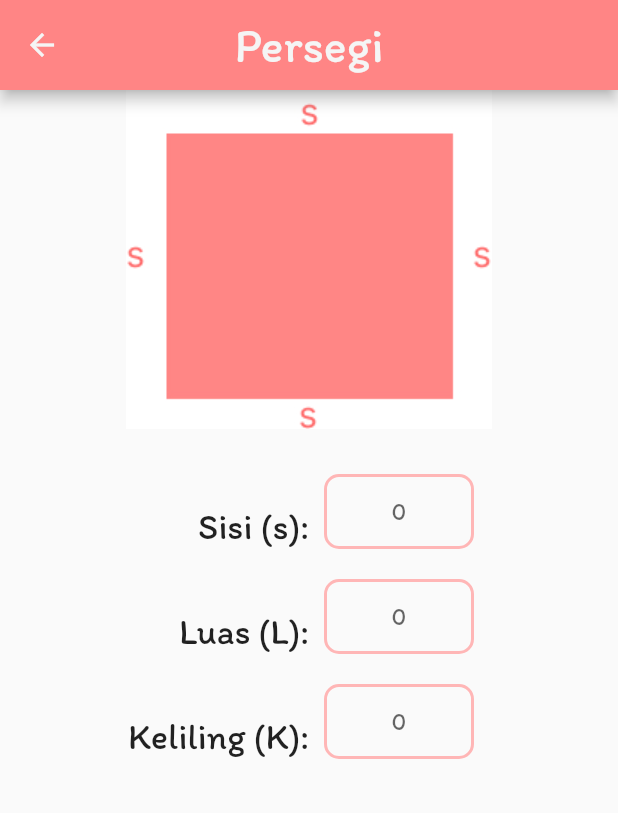
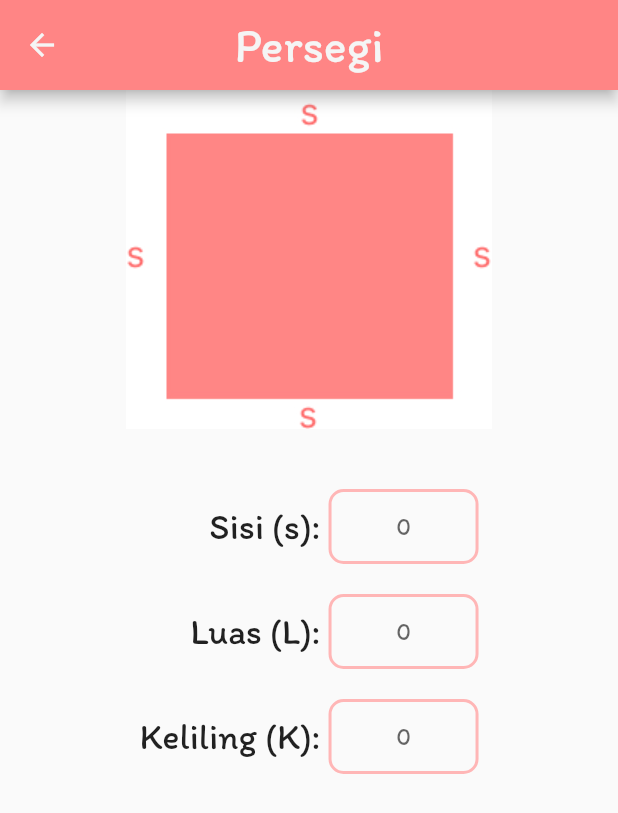
Before and after one commit to DhaniAM/Flutter-hitung-2D, a Flutter app: the screen it shows after launch, after a tap on "Persegi", on a phone screen of 412 x 824 dp. Shown: the top 813 px of the screen. Run offline on Flutter 3.47's test engine with Material 2 defaults, Android fonts, the phone set to English and light mode, and no system bars.

Commit message:
persegi page input now properly aligned

```diff
--- a/lib/page/persegi_page.dart
+++ b/lib/page/persegi_page.dart
@@ -1,5 +1,6 @@
 import 'package:flutter/material.dart';
 import 'package:hitung_2d/common/constants.dart';
+import 'package:hitung_2d/widget/geometry_props.dart';
 import 'package:hitung_2d/widget/input_field.dart';
 
 class PersegiPage extends StatelessWidget {
@@ -33,58 +34,22 @@ class PersegiPage extends StatelessWidget {
               Row(
                 mainAxisAlignment: MainAxisAlignment.center,
                 children: <Widget>[
-                  Expanded(
-                    child: Column(
+                  Column(
                     crossAxisAlignment: CrossAxisAlignment.end,
                     children: const <Widget>[
-                        SizedBox(
-                          height: 70,
-                          child: Align(
-                            alignment: Alignment.centerRight,
-                            child: Text(
-                              'Sisi (s):',
-                              style: TextStyle(
-                                fontSize: 24,
-                              ),
-                            ),
-                          ),
-                        ),
-                        SizedBox(
-                          height: 70,
-                          child: Align(
-                            alignment: Alignment.centerRight,
-                            child: Text(
-                              'Luas (L):',
-                              style: TextStyle(
-                                fontSize: 24,
-                              ),
-                            ),
-                          ),
-                        ),
-                        SizedBox(
-                          height: 70,
-                          child: Align(
-                            alignment: Alignment.centerRight,
-                            child: Text(
-                              'Keliling (K):',
-                              style: TextStyle(
-                                fontSize: 24,
-                              ),
-                            ),
-                          ),
-                        ),
+                      SizedBox(height: 20),
+                      GeometryProps(props: 'Sisi (s): '),
+                      GeometryProps(props: 'Luas (L): '),
+                      GeometryProps(props: 'Keliling (K): '),
                     ],
                   ),
-                  ),
-                  Expanded(
-                    child: Column(
+                  Column(
                     crossAxisAlignment: CrossAxisAlignment.start,
                     children: const <Widget>[
                       InputField(),
                       InputField(),
                       InputField(),
                     ],
-                    ),
                   ),
                 ],
               )
--- /dev/null
+++ b/lib/widget/geometry_props.dart
@@ -0,0 +1,22 @@
+import 'package:flutter/material.dart';
+
+class GeometryProps extends StatelessWidget {
+  final String props;
+  const GeometryProps({super.key, required this.props});
+
+  @override
+  Widget build(BuildContext context) {
+    return Padding(
+      padding: const EdgeInsets.only(bottom: 20),
+      child: SizedBox(
+        height: 50,
+        child: Text(
+          props,
+          style: const TextStyle(
+            fontSize: 24,
+          ),
+        ),
+      ),
+    );
+  }
+}
--- a/lib/widget/input_field.dart
+++ b/lib/widget/input_field.dart
@@ -7,8 +7,7 @@ class InputField extends StatelessWidget {
   @override
   Widget build(BuildContext context) {
     return const Padding(
-      padding: EdgeInsets.only(bottom: 20, left: 10),
-      child: Expanded(
+      padding: EdgeInsets.only(bottom: 20, left: 0),
       child: SizedBox(
         width: 100,
         height: 50,
@@ -16,6 +15,7 @@ class InputField extends StatelessWidget {
           textAlign: TextAlign.center,
           textAlignVertical: TextAlignVertical(y: 1),
           decoration: InputDecoration(
+            hintText: '0',
             focusedBorder: OutlineInputBorder(
               borderSide: BorderSide(color: myCyan, width: 2),
               borderRadius: BorderRadius.all(Radius.circular(10)),
@@ -24,8 +24,6 @@ class InputField extends StatelessWidget {
               borderSide: BorderSide(color: myLightPink, width: 2),
               borderRadius: BorderRadius.all(Radius.circular(10)),
             ),
-              hintText: '0',
-            ),
           ),
         ),
       ),
```
Lines whose indentation alone changed are shown as unchanged.
